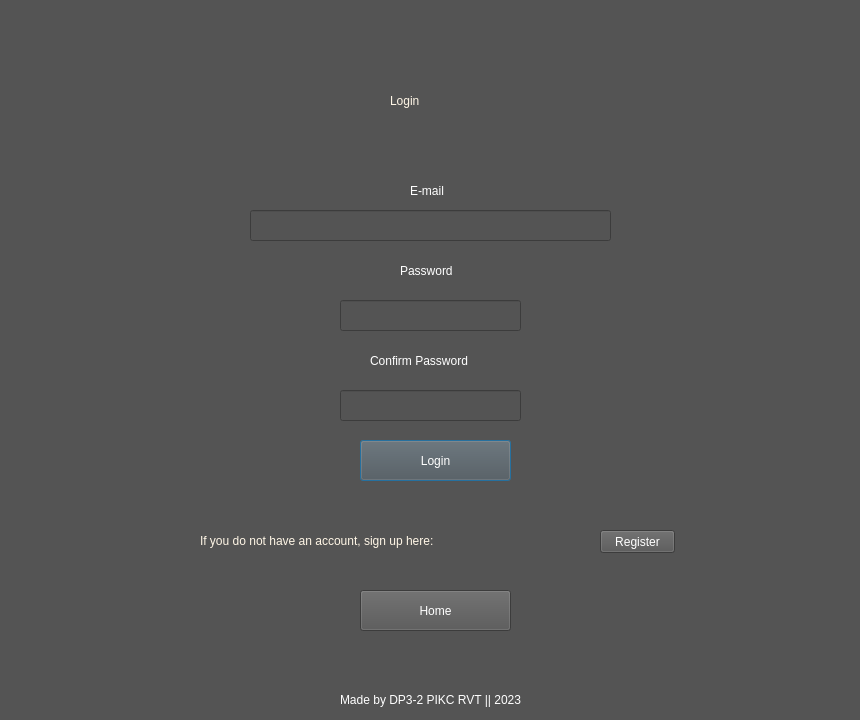
First picture: the form in App/login.ui, repository CodingXP/AlgasKalkulators, before the edit.
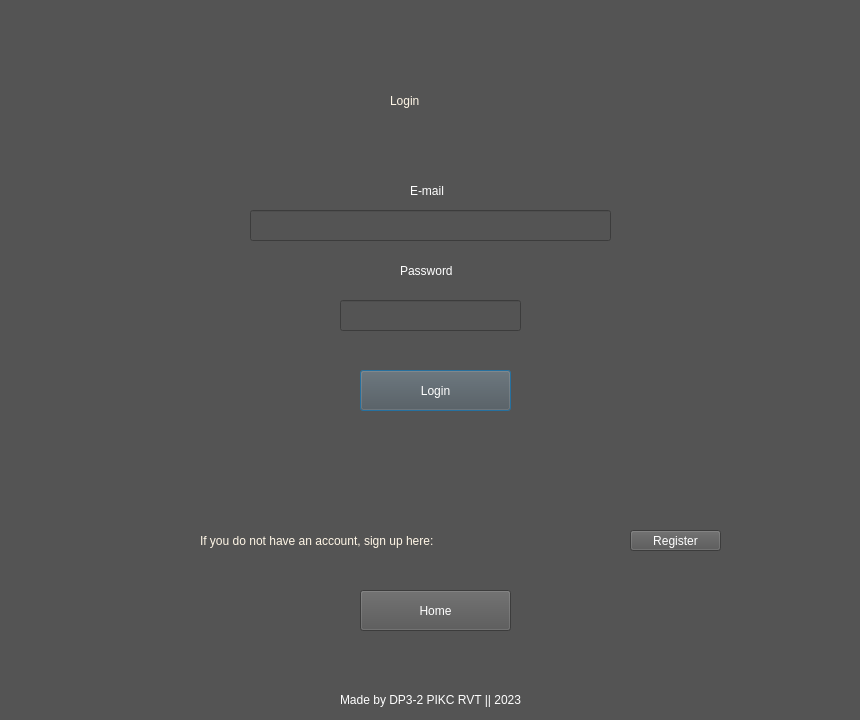
Second picture: the form after the edit.

Diff of the .ui file:
```diff
--- a/App/login.ui
+++ b/App/login.ui
@@ -98,40 +98,6 @@
     <string>Password</string>
    </property>
   </widget>
-  <widget class="QLabel" name="label_6">
-   <property name="geometry">
-    <rect>
-     <x>370</x>
-     <y>350</y>
-     <width>131</width>
-     <height>21</height>
-    </rect>
-   </property>
-   <property name="styleSheet">
-    <string notr="true">font: 12pt &quot;MS Shell Dlg 2&quot;;
-color: rgb(255, 255, 255);</string>
-   </property>
-   <property name="text">
-    <string>Confirm Password</string>
-   </property>
-  </widget>
-  <widget class="QLineEdit" name="cPassword">
-   <property name="geometry">
-    <rect>
-     <x>340</x>
-     <y>390</y>
-     <width>181</width>
-     <height>31</height>
-    </rect>
-   </property>
-   <property name="styleSheet">
-    <string notr="true">color: rgb(255, 255, 255);
-font: 8pt &quot;Rockwell&quot;;</string>
-   </property>
-   <property name="echoMode">
-    <enum>QLineEdit::Password</enum>
-   </property>
-  </widget>
   <widget class="QLabel" name="label_7">
    <property name="geometry">
     <rect>
@@ -153,7 +119,7 @@
    <property name="geometry">
     <rect>
      <x>360</x>
-     <y>440</y>
+     <y>370</y>
      <width>151</width>
      <height>41</height>
     </rect>
@@ -171,7 +137,7 @@
     <rect>
      <x>200</x>
      <y>530</y>
-     <width>391</width>
+     <width>431</width>
      <height>21</height>
     </rect>
    </property>
@@ -186,10 +152,10 @@
   <widget class="QPushButton" name="regButton">
    <property name="geometry">
     <rect>
-     <x>600</x>
+     <x>630</x>
      <y>530</y>
-     <width>75</width>
-     <height>23</height>
+     <width>91</width>
+     <height>21</height>
     </rect>
    </property>
    <property name="styleSheet">
```
Left out of the diff: 9 changed lines with no effect on the pictures.
